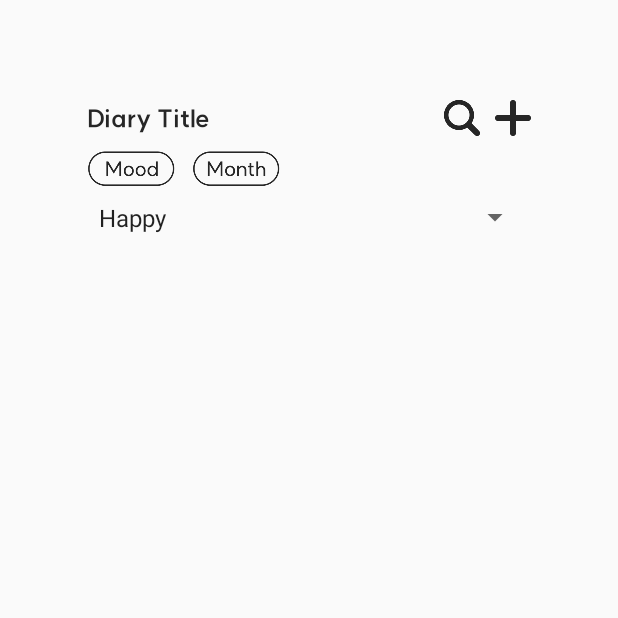
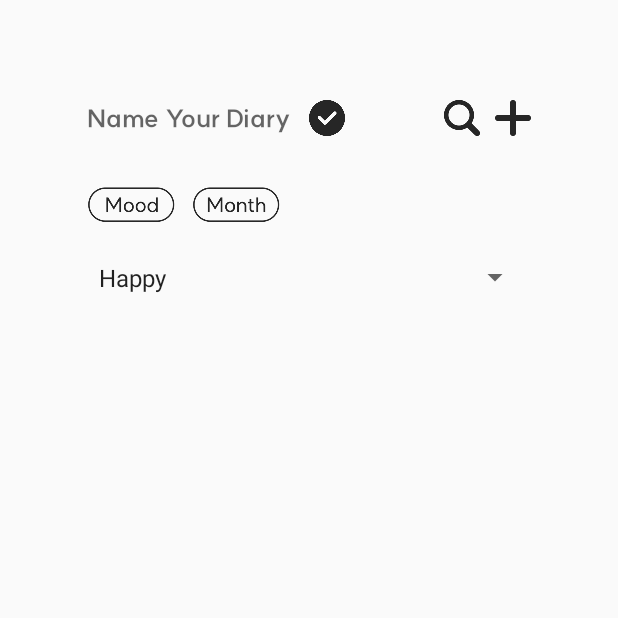
Before and after one commit to Hyeju02/MusicRecord, an Android app: the screen it shows after launch (MainActivity), on a phone screen of 412 x 824 dp, the top half of it. Run offline under Robolectric (Android 15) with nearby library versions, the phone set to English and light mode, and no system bars.

Commit message:
홈화면 제목 텍스트뷰로 변경, 타이틀 세이브 버튼 추가

```diff
--- a/app/src/main/res/layout/home_activity.xml
+++ b/app/src/main/res/layout/home_activity.xml
@@ -16,15 +16,26 @@
             android:layout_height="42dp"
             android:orientation="horizontal">
 
-            <TextView
+            <EditText
+                android:background="@null"
                 android:fontFamily="@font/suitbold"
                 android:layout_width="wrap_content"
                 android:layout_height="match_parent"
-                android:text="Diary Title"
+                android:hint="Name Your Diary"
                 android:id="@+id/Text_DiaryTitle"
                 android:textSize="16dp"
                 android:textColor="@color/maincolor"
                 android:gravity = "center_vertical"
+                android:layout_gravity="center"/>
+            <ImageButton
+                android:background="@android:color/transparent"
+                android:layout_marginLeft="12dp"
+                android:id = "@+id/Btn_Savetitle"
+                android:layout_width="24dp"
+                android:layout_height="24dp"
+                android:src="@drawable/titlesave"
+                android:adjustViewBounds="true"
+                android:scaleType="fitCenter"
                 android:layout_gravity="center"/>
             <View
                 android:layout_width="0dp"
@@ -51,7 +62,9 @@
                 android:layout_gravity="center"/>
 
         </LinearLayout>
-
+        <View
+            android:layout_width="0dp"
+            android:layout_height="24dp"/>
         <LinearLayout
             android:orientation = "horizontal"
             android:gravity="left"
@@ -79,7 +92,9 @@
                 android:scaleType="fitCenter"/>
 
         </LinearLayout>
-
+        <View
+            android:layout_width="0dp"
+            android:layout_height="16dp"/>
         <LinearLayout
             android:layout_width="match_parent"
             android:layout_height="42dp">
@@ -88,7 +103,9 @@
                 android:layout_width="fill_parent"
                 android:layout_height="42dp"/>
         </LinearLayout>
-
+        <View
+            android:layout_width="0dp"
+            android:layout_height="16dp"/>
         <LinearLayout
             android:layout_width="match_parent"
             android:layout_height="wrap_content"
```
Also changed, not shown: app/src/main/res/drawable/titlesave.png (added).
